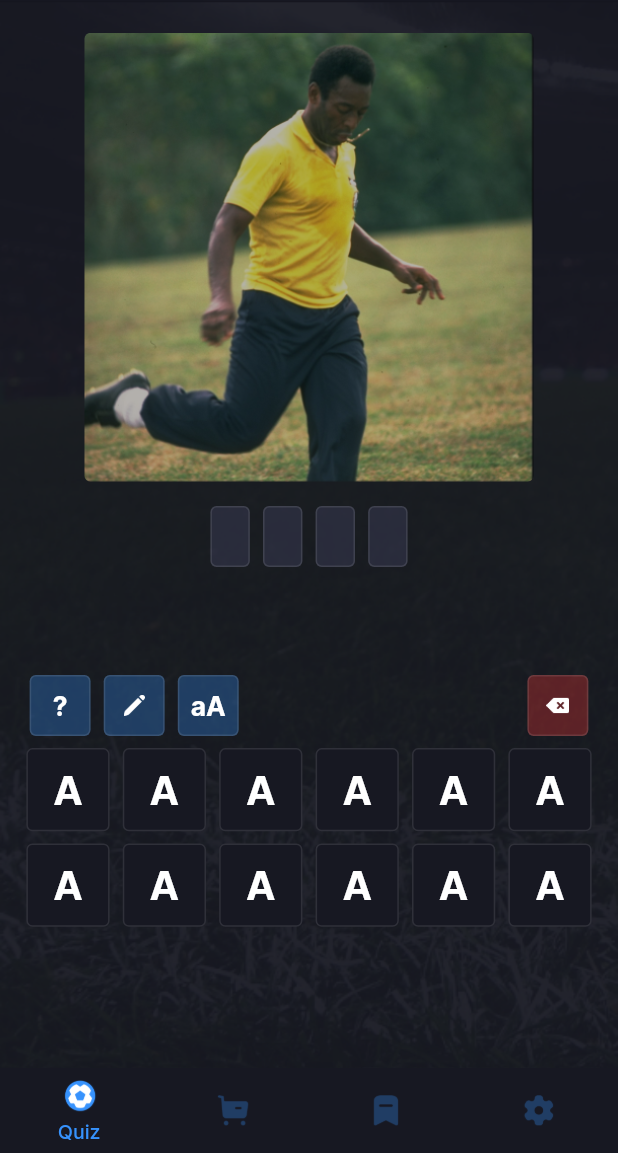
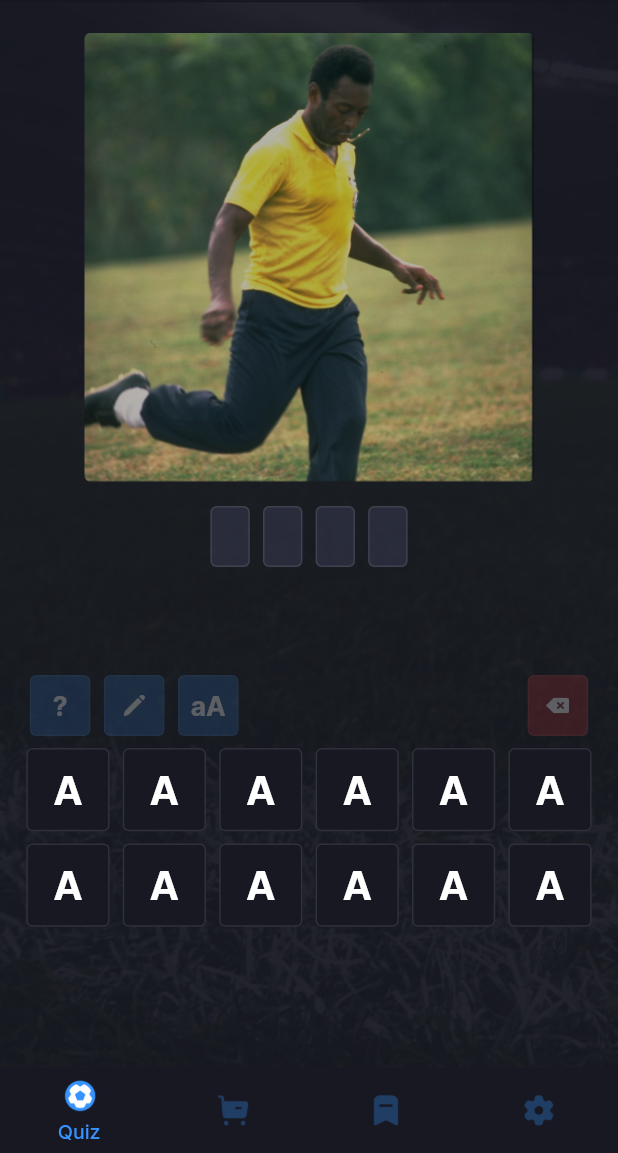
Before and after one commit to DianaTalantbekova/soccer-stars, a Flutter app: the screen it shows after launch, on a phone screen of 412 x 824 dp, the part 83-1236 px from its top. Run offline on Flutter 3.47's test engine with Material 2 defaults, Android fonts, the phone set to English and light mode, and no system bars; our stand-ins replace flutter_bloc, flutter_screenutil, go_router.

Commit message:
added blur and opacity

```diff
--- a/lib/widgets/hint_button.dart
+++ b/lib/widgets/hint_button.dart
@@ -1,3 +1,5 @@
+import 'dart:ui';
+
 import 'package:flutter/material.dart';
 import 'package:flutter_screenutil/flutter_screenutil.dart';
 import 'package:soccer_stars/commons/text_style_helper.dart';
@@ -10,23 +12,34 @@ class HintButton extends StatelessWidget {
     this.onTap,
     this.color = ThemeHelper.lightBlue,
   });
+
   final String asset;
   final VoidCallback? onTap;
   final Color color;
 
   bool get _active => onTap != null;
+
   bool get _isPng => asset.contains('.png');
 
   @override
   Widget build(BuildContext context) {
     return GestureDetector(
       onTap: onTap,
+      child: Opacity(
+        opacity: _active ? 1.0 : 0.3,
+        child: ClipRRect(
+          borderRadius: BorderRadius.circular(4.r),
+          child: BackdropFilter(
+            filter: ImageFilter.blur(
+              sigmaX: 10.r,
+              sigmaY: 10.r,
+            ),
             child: Container(
               alignment: Alignment.center,
               width: 40.r,
               height: 40.r,
               decoration: BoxDecoration(
-          color: _active ? color.withOpacity(0.5) : color.withOpacity(0.3),
+                color: color.withOpacity(0.5),
                 borderRadius: BorderRadius.circular(4.r),
                 border: Border.all(
                   color: ThemeHelper.white.withOpacity(0.1),
@@ -34,6 +47,9 @@ class HintButton extends StatelessWidget {
               ),
               child: Center(
                 child: _buildBody(),
+              ),
+            ),
+          ),
         ),
       ),
     );
```
Lines whose indentation alone changed are shown as unchanged.
